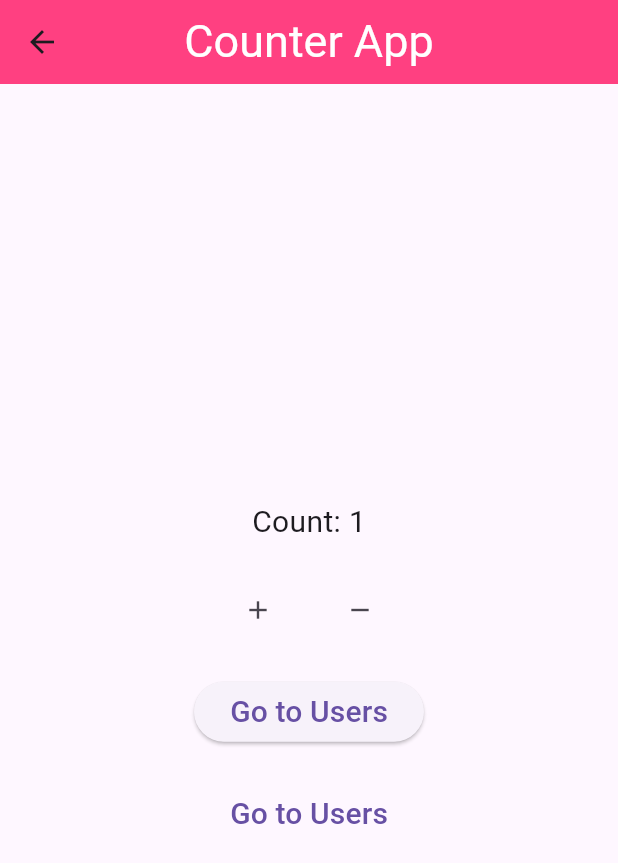
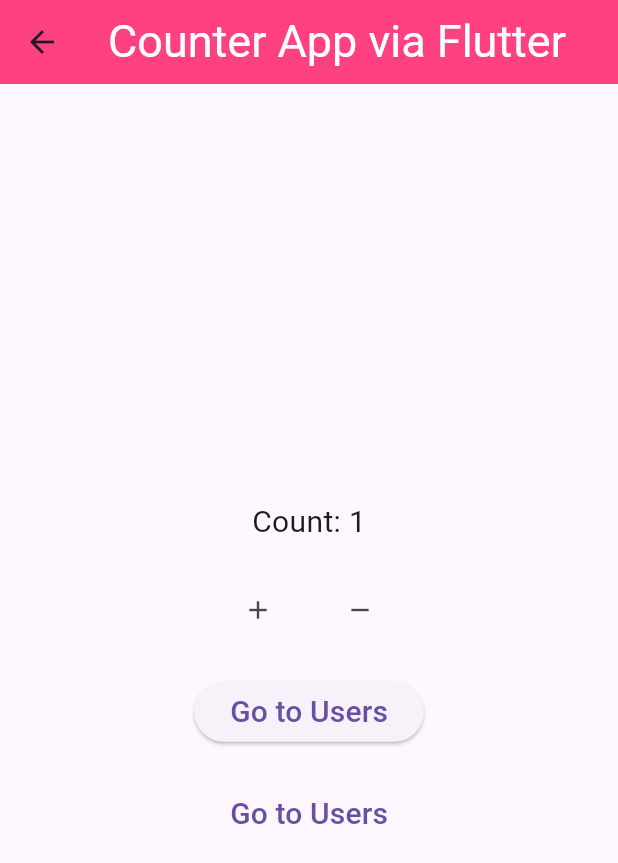
Before and after one commit to Matiz009/Mobile-App-Development, a Flutter app: the screen it shows after launch, after a tap on the "add" icon, on a phone screen of 412 x 824 dp. Shown: the top 863 px of the screen. Run offline on Flutter 3.47's test engine with Material 3 defaults, Android fonts, the phone set to English and light mode, and no system bars.

Commit message:
data passing

```diff
--- a/lib/home_screen.dart
+++ b/lib/home_screen.dart
@@ -1,8 +1,10 @@
 import 'package:appone/users.dart';
 import 'package:flutter/material.dart';
 
+// ignore: must_be_immutable
 class HomeScreen extends StatefulWidget {
-  const HomeScreen({super.key});
+  String randomString;
+  HomeScreen({super.key, required this.randomString});
 
   @override
   State<HomeScreen> createState() => _HomeScreenState();
@@ -27,8 +29,8 @@ class _HomeScreenState extends State<HomeScreen> {
     return Scaffold(
       appBar: AppBar(
         backgroundColor: Colors.pinkAccent,
-        title: const Text(
-          'Counter App',
+        title: Text(
+          'Counter App ${widget.randomString}',
           style: TextStyle(fontSize: 30, color: Colors.white),
         ),
         centerTitle: true,
--- a/lib/splash_screen.dart
+++ b/lib/splash_screen.dart
@@ -14,7 +14,9 @@ class _SplashScreenState extends State<SplashScreen> {
     super.initState();
     Future.delayed(const Duration(seconds: 5), () {
       Navigator.of(context).push(
-        MaterialPageRoute(builder: (context) => const HomeScreen()),
+        MaterialPageRoute(
+          builder: (context) => HomeScreen(randomString: 'via Flutter'),
+        ),
       ); // Prints after 1 second.
     });
   }
```
